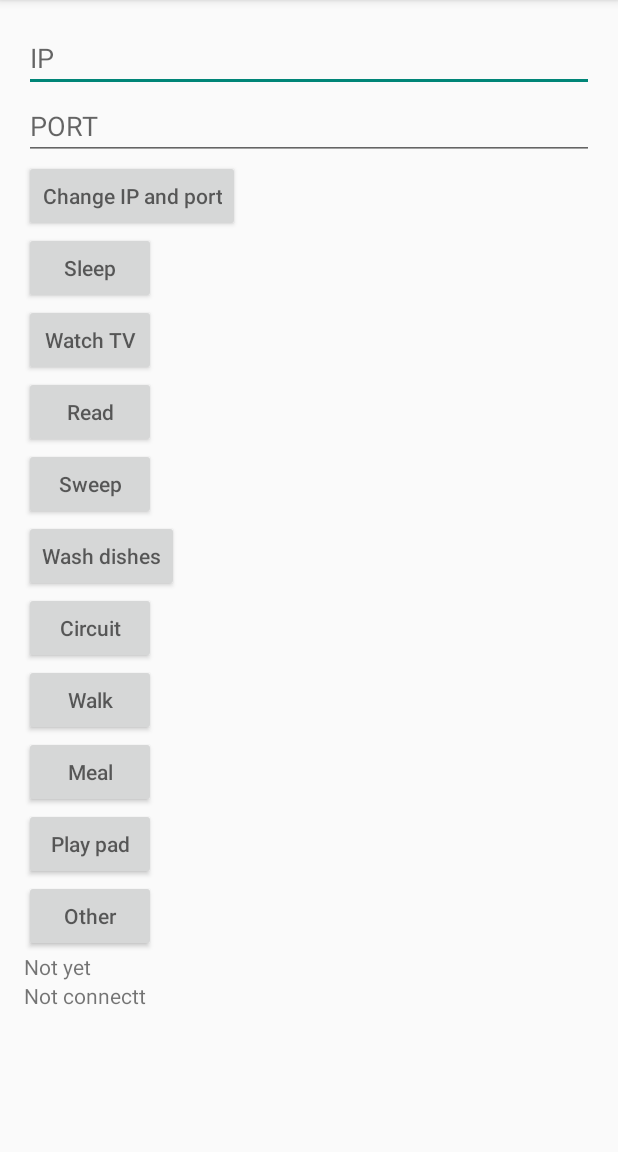
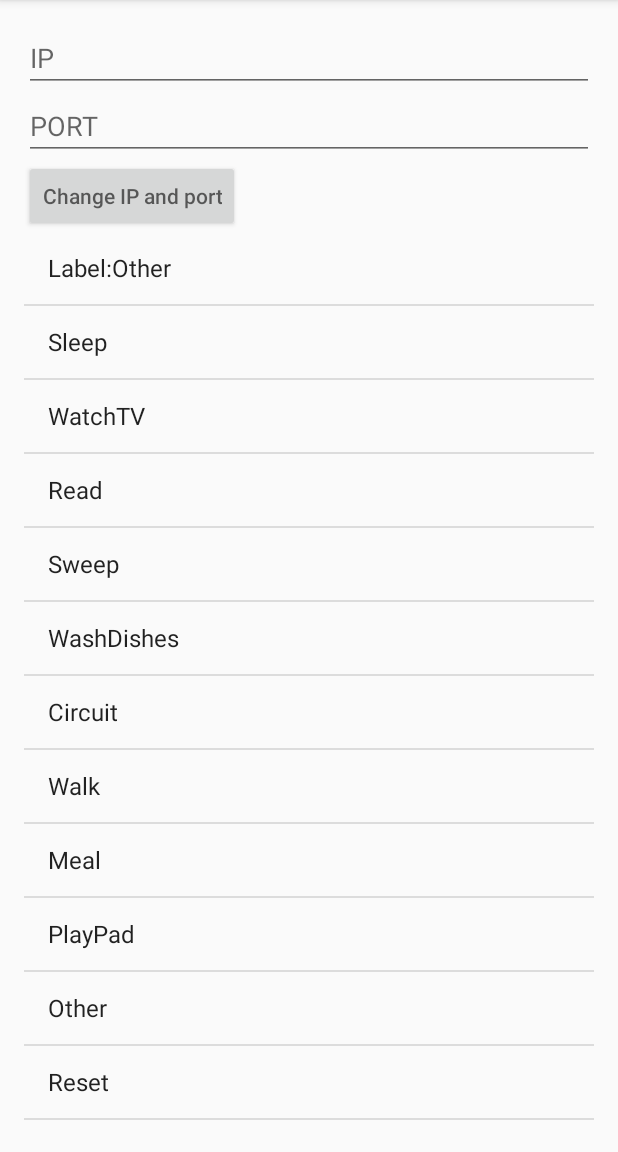
Before and after one commit to NTUSmartHome/ZenWatch, an Android app: the screen it shows after launch (MainActivity), on a phone screen of 412 x 824 dp, the part 84-1236 px from its top. Run offline under Robolectric (Android 15) with nearby library versions, the phone set to English and light mode, and no system bars; 2 statements that could not run were skipped.

Commit message:
Accomplish linear acceleration collection Accomplish label list fragment, but still some problem(content update)

```diff
--- /dev/null
+++ b/mobile/src/main/java/com/example/mingje/zenwatch/LabelListFragment.java
@@ -0,0 +1,79 @@
+package com.example.mingje.zenwatch;
+
+import android.app.Activity;
+import android.app.ListFragment;
+import android.os.Bundle;
+import android.view.LayoutInflater;
+import android.view.View;
+import android.view.ViewGroup;
+import android.widget.ArrayAdapter;
+import android.widget.ListView;
+import android.widget.Toast;
+
+/**
+ * Created by g2525_000 on 2015/5/17.
+ */
+public class LabelListFragment extends ListFragment{
+    String[] labelList = {"Label:Other", "Sleep", "WatchTV", "Read", "Sweep", "WashDishes",
+            "Circuit", "Walk", "Meal", "PlayPad", "Other", "Reset", "Set"};
+    OnSetCurrentLabelListener mSetCurrentLabelCallback;
+    private boolean setFlag = false;
+    public void onCreate(Bundle savedInstanceState){
+        super.onCreate(savedInstanceState);
+
+        setListAdapter(new ArrayAdapter<String>(getActivity(), android.R.layout.simple_list_item_1,
+                labelList));
+    }
+
+    public interface OnSetCurrentLabelListener{
+        public void onSetCurrentLabel(String currentLabel);
+    }
+
+    public void onAttach(Activity activity){
+        super.onAttach(activity);
+
+        try{
+            mSetCurrentLabelCallback = (OnSetCurrentLabelListener) activity;
+        }catch (ClassCastException e){
+            throw new ClassCastException(activity.toString() +
+                    "must implement OnSetCurrentLabelListener");
+        }
+    }
+
+    public void onListItemClick(ListView parent, View v, int position, long id){
+        /*Toast.makeText(getActivity(), "Test:" + labelList[position],
+                Toast.LENGTH_SHORT).show();*/
+
+        switch(position){
+            case 0:
+                Toast.makeText(getActivity(), labelList[position],
+                    Toast.LENGTH_SHORT).show();
+                break;
+            case 11:
+                labelList[0] = "Label:Other";
+                setFlag = false;
+                break;
+            case 12:
+                Toast.makeText(getActivity(), "Set Success",
+                        Toast.LENGTH_SHORT).show();
+                mSetCurrentLabelCallback.onSetCurrentLabel(labelList[0]);
+                break;
+            default:
+                Toast.makeText(getActivity(), labelList[position],
+                        Toast.LENGTH_SHORT).show();
+                if(!setFlag) {
+                    setFlag = true;
+                    labelList[0] = "Label:" + labelList[position];
+                }else
+                    labelList[0] += " " + labelList[position];
+                break;
+        }
+    }
+
+    public View onCreateView(LayoutInflater inflater, ViewGroup container, Bundle
+                             savedInstanceState){
+        return inflater.inflate(R.layout.activity_main_label_list_fragment, container
+        , false);
+    }
+
+}
--- a/mobile/src/main/java/com/example/mingje/zenwatch/MainActivity.java
+++ b/mobile/src/main/java/com/example/mingje/zenwatch/MainActivity.java
@@ -1,10 +1,12 @@
 package com.example.mingje.zenwatch;
 
+import android.app.Fragment;
 import android.os.Handler;
 import android.os.Message;
 import android.support.v7.app.ActionBarActivity;
 import android.os.Bundle;
 import android.util.Log;
+import android.view.Display;
 import android.view.Menu;
 import android.view.MenuItem;
 import android.view.View;
@@ -22,6 +24,8 @@ import com.google.android.gms.wearable.DataMap;
 import com.google.android.gms.wearable.DataMapItem;
 import com.google.android.gms.wearable.Wearable;
 
+import org.w3c.dom.Text;
+
 import java.io.BufferedOutputStream;
 import java.net.InetSocketAddress;
 import java.net.Socket;
@@ -30,7 +34,8 @@ import java.util.Arrays;
 
 public class MainActivity extends ActionBarActivity implements  DataApi.DataListener,
         GoogleApiClient.ConnectionCallbacks,
-        GoogleApiClient.OnConnectionFailedListener {
+        GoogleApiClient.OnConnectionFailedListener,
+        LabelListFragment.OnSetCurrentLabelListener {
 
     private final String SENSOR_SENSOR_KEY = "SENSOR";
 
@@ -42,13 +47,16 @@ public class MainActivity extends ActionBarActivity implements  DataApi.DataList
     private Handler mHandler;
     private String address = "192.168.4.136";// 連線的ip
     private int port = 8765;// 連線的port
+
     @Override
     protected void onCreate(Bundle savedInstanceState) {
         super.onCreate(savedInstanceState);
         setContentView(R.layout.activity_main);
         findViews();
         setListener();
-
+        Display display = getWindowManager().getDefaultDisplay();
+        LabelListFragment labelListFragment = new LabelListFragment();
+        getFragmentManager().beginTransaction().replace(R.id.label_list_activity_main, labelListFragment).commit();
         mHandler = new Handler() {
 
             public void handleMessage(Message msg) {
@@ -84,6 +92,7 @@ public class MainActivity extends ActionBarActivity implements  DataApi.DataList
         mEditTextIP = (EditText) findViewById(R.id.ip_activity_main);
         mEditTextPort = (EditText) findViewById(R.id.port_activity_main);
         mButtonChangeIPnPort = (Button) findViewById(R.id.change_socket_activity_main);
+
     }
 
     @Override
@@ -144,6 +153,8 @@ public class MainActivity extends ActionBarActivity implements  DataApi.DataList
             }
         }
     }
+
+
     @Override
     public boolean onOptionsItemSelected(MenuItem item) {
         // Handle action bar item clicks here. The action bar will
@@ -198,4 +209,11 @@ public class MainActivity extends ActionBarActivity implements  DataApi.DataList
     }
 
 
+    @Override
+    public void onSetCurrentLabel(String currentLabel) {
+        String[] data = new String[1];
+        data[0] = "";
+        data[0] += currentLabel;
+        socketClient(data);
+    }
 }
--- a/mobile/src/main/res/layout/activity_main.xml
+++ b/mobile/src/main/res/layout/activity_main.xml
@@ -19,62 +19,16 @@
         android:layout_height="wrap_content"
         android:hint="@string/port_activity_main"
         android:inputType="text" />
-    <Button
-        android:id="@+id/change_socket_activity_main"
+    <Button android:id="@+id/change_socket_activity_main"
         android:layout_width="wrap_content"
         android:layout_height="wrap_content"
         android:hint="@string/change_socket_activity_main"/>
 
-    <Button
-        android:id="@+id/sleep_activity_main"
-        android:layout_width="wrap_content"
-        android:layout_height="wrap_content"
-        android:hint="@string/sleep_activity_main"/>
-    <Button
-        android:id="@+id/watch_tv_activity_main"
-        android:layout_width="wrap_content"
-        android:layout_height="wrap_content"
-        android:hint="@string/watch_tv_activity_main"/>
-    <Button
-        android:id="@+id/read_activity_main"
-        android:layout_width="wrap_content"
-        android:layout_height="wrap_content"
-        android:hint="@string/read_activity_main"/>
-    <Button
-        android:id="@+id/sweep_activity_main"
-        android:layout_width="wrap_content"
-        android:layout_height="wrap_content"
-        android:hint="@string/sweep_activity_main"/>
-    <Button
-        android:id="@+id/wash_dishes_activity_main"
-        android:layout_width="wrap_content"
-        android:layout_height="wrap_content"
-        android:hint="@string/wash_dishes_activity_main"/>
-    <Button
-        android:id="@+id/circuit_activity_main"
-        android:layout_width="wrap_content"
-        android:layout_height="wrap_content"
-        android:hint="@string/circuit_activity_main"/>
-    <Button
-        android:id="@+id/walk_activity_main"
-        android:layout_width="wrap_content"
-        android:layout_height="wrap_content"
-        android:hint="@string/walk_activity_main"/>
-    <Button
-        android:id="@+id/meal_activity_main"
-        android:layout_width="wrap_content"
-        android:layout_height="wrap_content"
-        android:hint="@string/meal_activity_main"/>
-    <Button
-        android:id="@+id/play_pad_activity_main"
-        android:layout_width="wrap_content"
-        android:layout_height="wrap_content"
-        android:hint="@string/play_pad_activity_main"/>
-    <Button
-        android:id="@+id/other_activity_main"
-        android:layout_width="wrap_content"
-        android:layout_height="wrap_content"
-        android:hint="@string/other_activity_main"/>
+    <LinearLayout android:id="@+id/label_list_activity_main"
+        android:orientation="vertical"
+        android:layout_width="match_parent"
+        android:layout_height="wrap_content"></LinearLayout>
+
 
 
     <TextView android:id="@+id/acceleration_activity_main" android:layout_width="wrap_content"
--- /dev/null
+++ b/mobile/src/main/res/layout/activity_main_label_list_fragment.xml
@@ -0,0 +1,12 @@
+<?xml version="1.0" encoding="utf-8"?>
+<LinearLayout xmlns:android="http://schemas.android.com/apk/res/android"
+    android:orientation="vertical" android:layout_width="match_parent"
+    android:layout_height="match_parent">
+
+
+    <ListView android:id="@id/android:list"
+        android:layout_width="match_parent"
+        android:layout_height="wrap_content"></ListView>
+
+
+</LinearLayout>
--- a/wear/src/main/java/com/example/mingje/zenwatch/MainActivity.java
+++ b/wear/src/main/java/com/example/mingje/zenwatch/MainActivity.java
@@ -27,12 +27,14 @@ import com.google.android.gms.wearable.Wearable;
 
 public class MainActivity extends Activity implements ConnectionCallbacks,
         OnConnectionFailedListener{
+    private final float alpha = 0.8f;
     private final String SENSOR_SENSOR_KEY = "SENSOR";
     private final double DURATION_SEND = 1000;
     private final int DURATION_SENSOR = 40000;
     private SensorManager mSensorManager;
     private Sensor mAccelerometerSensor;
     private Sensor mMagneticFieldSensor;
+    private Sensor mLinearAccelerometerSensor;
     private TextView mTextIsConnect;
     private TextView mTextAcc, mTextMF, mTextZ;
     private Button mButtonShowData;
@@ -51,6 +53,7 @@ public class MainActivity extends Activity implements ConnectionCallbacks,
         mSensorManager = (SensorManager) getSystemService(Context.SENSOR_SERVICE);
         mAccelerometerSensor = mSensorManager.getDefaultSensor(Sensor.TYPE_ACCELEROMETER);
         mMagneticFieldSensor = mSensorManager.getDefaultSensor(Sensor.TYPE_MAGNETIC_FIELD);
+        mLinearAccelerometerSensor = mSensorManager.getDefaultSensor(Sensor.TYPE_LINEAR_ACCELERATION);
         sensorDataStream = new String[9];
         for(int i = 0; i < sensorDataStream.length; i++){
             sensorDataStream[i] = " ";
@@ -136,10 +139,13 @@ public class MainActivity extends Activity implements ConnectionCallbacks,
                 mTextMF.setText("X: " + String.format("%.4f", event.values[0]) + " Y: " + String.format("%.4f", event.values[1]) + " Z: " + String.format("%.4f", event.values[2]));
                 magneticFieldValues = event.values;
 
+
+
+                //sendSensorData(event, SENSOR_GYROSCOPE_KEY);
+            }else if(sensor.getType() == Sensor.TYPE_LINEAR_ACCELERATION){
                 sensorDataStream[3] += event.values[0] + ",";
                 sensorDataStream[4] += event.values[1] + ",";
                 sensorDataStream[5] += event.values[2] + ",";
-                //sendSensorData(event, SENSOR_GYROSCOPE_KEY);
             }
             SensorManager.getRotationMatrix(RotationMatrix, null, accelerometerValues, magneticFieldValues);
             SensorManager.getOrientation(RotationMatrix, values);
@@ -207,6 +213,7 @@ public class MainActivity extends Activity implements ConnectionCallbacks,
 
                 mSensorManager.registerListener(accelerometerListener, mAccelerometerSensor, DURATION_SENSOR);
                 mSensorManager.registerListener(accelerometerListener, mMagneticFieldSensor, DURATION_SENSOR);
+                mSensorManager.registerListener(accelerometerListener, mLinearAccelerometerSensor, DURATION_SENSOR);
 
             }
         }).start();
```
